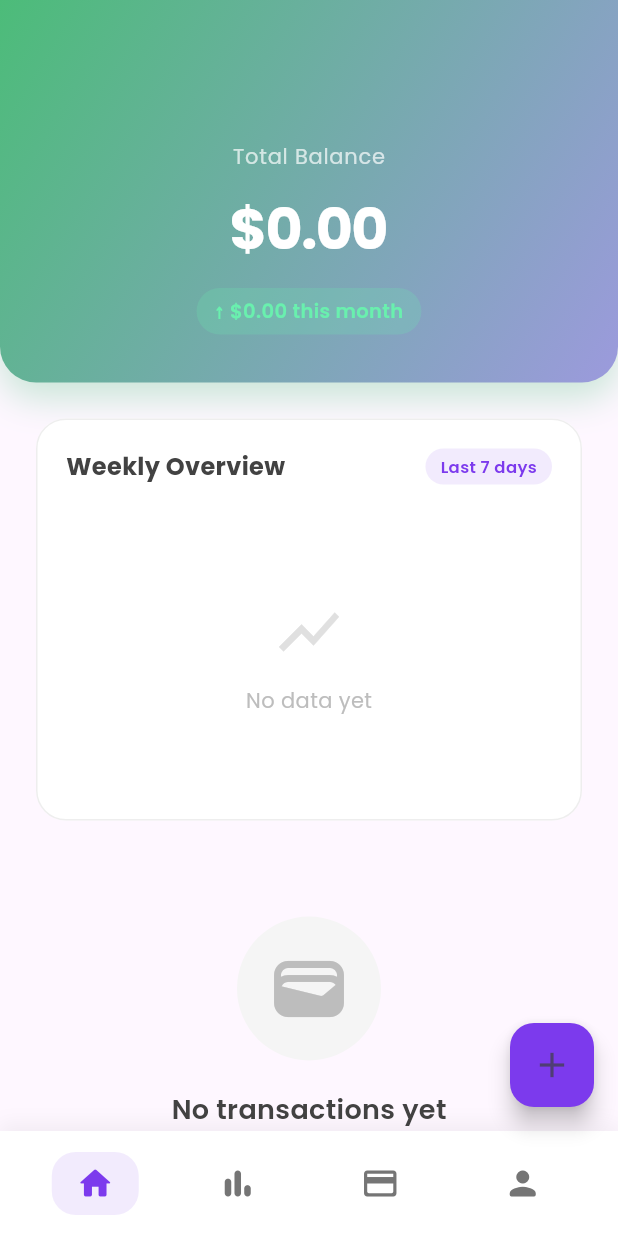
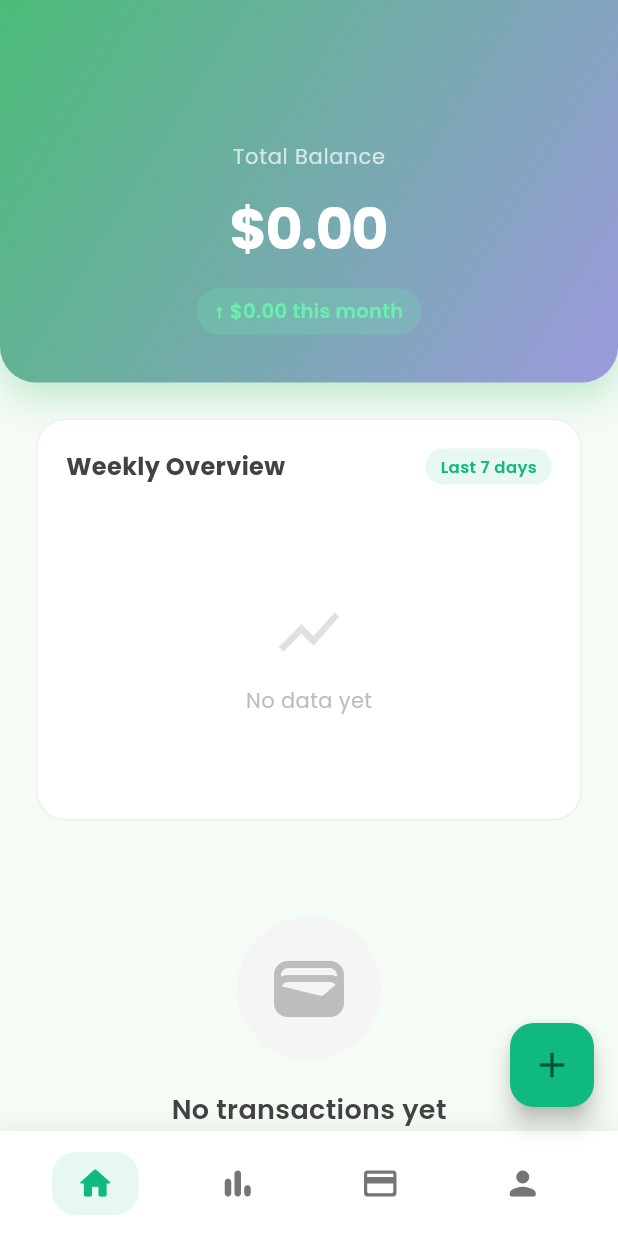
Before and after one commit to adamnymy/drywallet-apk, a Flutter app: the screen it shows after launch, on a phone screen of 412 x 824 dp. Run offline on Flutter 3.47's test engine with Material 3 defaults, Android fonts, the phone set to English and light mode, and no system bars; our stand-ins replace fl_chart, flutter_svg, google_fonts.

Commit message:
changes color

```diff
--- a/lib/main.dart
+++ b/lib/main.dart
@@ -3,8 +3,8 @@ import 'package:google_fonts/google_fonts.dart';
 import 'pages/homePage/home_page.dart';
 
 // Define the color palette
-const Color primaryColor = Color(0xFF7C3AED);
-const Color primaryDarkColor = Color(0xFF6D28D9);
+const Color primaryColor = Color(0xFF10B981); // Soft green
+const Color primaryDarkColor = Color(0xFF059669); // Darker green
 const Color incomeColor = Color(0xFF10B981);
 const Color expenseColor = Color(0xFFEF4444);
 const Color warningColor = Color(0xFFF59E0B);
--- a/lib/pages/homePage/home_page.dart
+++ b/lib/pages/homePage/home_page.dart
@@ -283,7 +283,7 @@ class _HomePageState extends State<HomePage>
                               ),
                               decoration: BoxDecoration(
                                 color: const Color(
-                                  0xFF7C3AED,
+                                  0xFF10B981, // Soft green
                                 ).withValues(alpha: 0.1),
                                 borderRadius: BorderRadius.circular(12),
                               ),
@@ -292,7 +292,7 @@ class _HomePageState extends State<HomePage>
                                 style: TextStyle(
                                   fontSize: 11,
                                   fontWeight: FontWeight.w600,
-                                  color: const Color(0xFF7C3AED),
+                                  color: const Color(0xFF10B981), // Soft green
                                 ),
                               ),
                             ),
@@ -419,8 +419,8 @@ class _HomePageState extends State<HomePage>
                                         isCurved: true,
                                         gradient: const LinearGradient(
                                           colors: [
-                                            Color(0xFF7C3AED),
-                                            Color(0xFFEC4899),
+                                            Color(0xFF10B981), // Soft green
+                                            Color(0xFF34D399), // Light green
                                           ],
                                         ),
                                         barWidth: 3,
@@ -434,7 +434,7 @@ class _HomePageState extends State<HomePage>
                                                   color: Colors.white,
                                                   strokeWidth: 3,
                                                   strokeColor: const Color(
-                                                    0xFF7C3AED,
+                                                    0xFF10B981, // Soft green
                                                   ),
                                                 );
                                               },
@@ -444,10 +444,10 @@ class _HomePageState extends State<HomePage>
                                           gradient: LinearGradient(
                                             colors: [
                                               const Color(
-                                                0xFF7C3AED,
+                                                0xFF10B981, // Soft green
                                               ).withValues(alpha: 0.3),
                                               const Color(
-                                                0xFFEC4899,
+                                                0xFF34D399, // Light green
                                               ).withValues(alpha: 0.1),
                                             ],
                                             begin: Alignment.topCenter,
--- a/lib/pages/transactionPage/transaction_page.dart
+++ b/lib/pages/transactionPage/transaction_page.dart
@@ -258,7 +258,7 @@ class _TransactionPageState extends State<TransactionPage>
             icon: const Icon(Icons.check),
             label: const Text('Save'),
             style: TextButton.styleFrom(
-              foregroundColor: const Color(0xFF7C3AED),
+              foregroundColor: const Color(0xFF10B981), // Soft green
             ),
           ),
           const SizedBox(width: 8),
--- a/lib/widgets/bottom_nav_bar.dart
+++ b/lib/widgets/bottom_nav_bar.dart
@@ -126,7 +126,7 @@ class _NavBarItemState extends State<_NavBarItem>
 
   @override
   Widget build(BuildContext context) {
-    final primaryColor = const Color(0xFF7C3AED);
+    final primaryColor = const Color(0xFF10B981); // Soft green
 
     return GestureDetector(
       onTap: () {
--- a/lib/widgets/custom_keyboard.dart
+++ b/lib/widgets/custom_keyboard.dart
@@ -11,7 +11,7 @@ class CustomKeyboard extends StatelessWidget {
     required this.onKeyTap,
     required this.onBackspace,
     required this.onClear,
-    this.primaryColor = const Color(0xFF7C3AED),
+    this.primaryColor = const Color(0xFF10B981), // Soft green
   });
 
   @override
```
